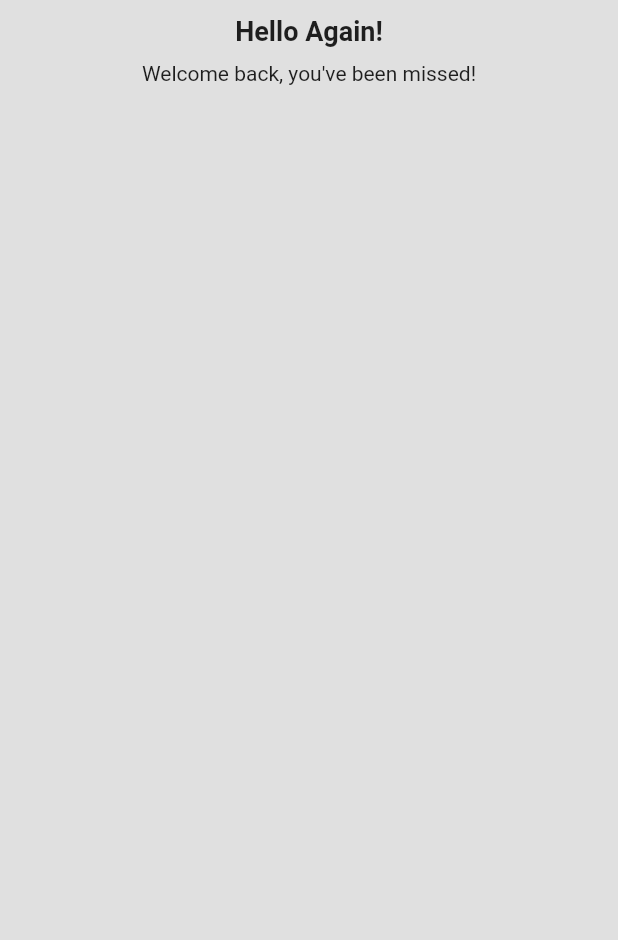
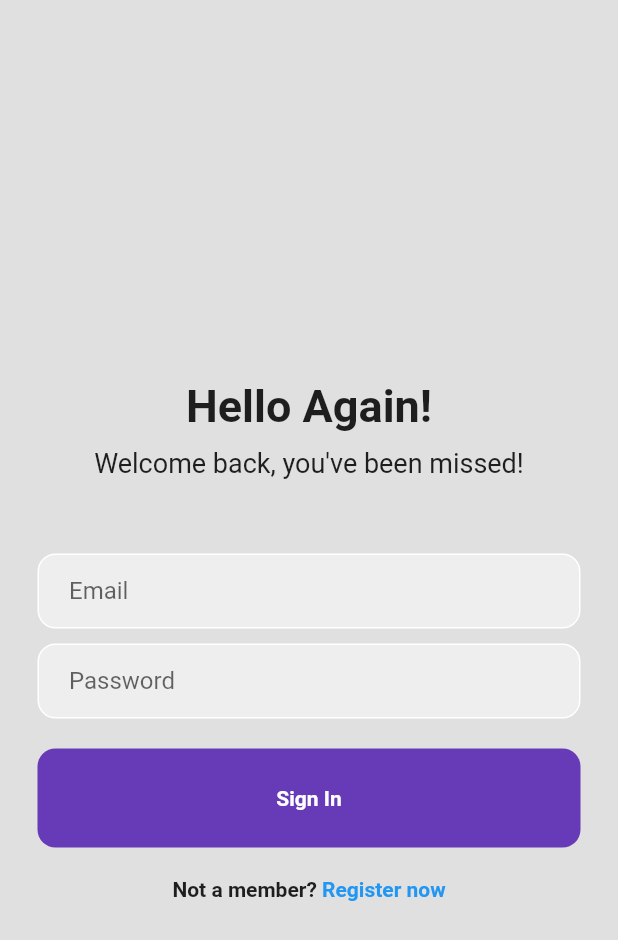
Before and after one commit to iZeroKim/Guest-Book-App, a Flutter app: the screen it shows after launch, on a phone screen of 412 x 824 dp. Shown: the top 940 px of the screen. Run offline on Flutter 3.47's test engine with Material 2 defaults, Android fonts, the phone set to English and light mode, and no system bars.

Commit message:
Create login page initial ui setup

```diff
--- a/lib/login_page.dart
+++ b/lib/login_page.dart
@@ -11,27 +11,105 @@ class _LoginPageState extends State<LoginPage> {
   @override
   Widget build(BuildContext context) {
     return Scaffold(
-      backgroundColor: Colors.grey[300],
-      body: SafeArea(
-        child: Center(child:Column(children: [
-          SizedBox(height: 10,),
-        //Welcome text
-        Text(
-            "Hello Again!",
-            style: TextStyle(fontWeight: FontWeight.bold, fontSize: 18.0)
-        ),
-          SizedBox(height: 10,),
-          Text(
-              "Welcome back, you've been missed!",
-              style: TextStyle(fontSize: 14.0)
-          ),
-        //email input field
-        //password input field
-        //sign in button
-        //register link
-
-      ]),)
-      )
-    );
+        backgroundColor: Colors.grey[300],
+        body: SafeArea(
+            child: Center(
+          child: Column(mainAxisAlignment: MainAxisAlignment.center, children: [
+            const SizedBox(
+              height: 30,
+            ),
+            //Welcome text
+            const Text("Hello Again!",
+                style: TextStyle(fontWeight: FontWeight.bold, fontSize: 30.0)),
+            const SizedBox(
+              height: 10,
+            ),
+            const Text("Welcome back, you've been missed!",
+                style: TextStyle(fontSize: 18.0)),
+            //email input field
+            const SizedBox(
+              height: 50,
+            ),
+            Padding(
+              padding: const EdgeInsets.symmetric(horizontal: 25.0),
+              child: Container(
+                  decoration: BoxDecoration(
+                    color: Colors.grey[200],
+                    border: Border.all(color: Colors.white),
+                    borderRadius: BorderRadius.circular(12),
+                  ),
+                  child: const Padding(
+                    padding: EdgeInsets.only(left: 20.0),
+                    child: TextField(
+                      decoration: InputDecoration(
+                        border: InputBorder.none,
+                        hintText: "Email",
+                      ),
+                    ),
+                  )),
+            ),
+            const SizedBox(
+              height: 10,
+            ),
+            //password input field
+            Padding(
+              padding: const EdgeInsets.symmetric(horizontal: 25.0),
+              child: Container(
+                  decoration: BoxDecoration(
+                    color: Colors.grey[200],
+                    border: Border.all(color: Colors.white),
+                    borderRadius: BorderRadius.circular(12),
+                  ),
+                  child: const Padding(
+                    padding: EdgeInsets.only(left: 20.0),
+                    child: TextField(
+                      obscureText: true,
+                      decoration: InputDecoration(
+                        border: InputBorder.none,
+                        hintText: "Password",
+                      ),
+                    ),
+                  )),
+            ),
+            const SizedBox(
+              height: 20,
+            ),
+            //sign in button
+            Padding(
+                padding: const EdgeInsets.symmetric(horizontal: 25.0),
+                child: Container(
+                  padding: const EdgeInsets.all(25.0),
+                  decoration: BoxDecoration(
+                      color: Colors.deepPurple,
+                      borderRadius: BorderRadius.circular(12),
+                  ),
+                  child: const Center(
+                    child: Text(
+                      "Sign In",
+                      style: TextStyle(
+                          color: Colors.white,
+                          fontWeight: FontWeight.bold,
+                          fontSize: 14),
+                    ),
+                  ),
+                )),
+            //register link
+            const SizedBox(
+              height: 20,
+            ),
+            Row(
+              mainAxisAlignment: MainAxisAlignment.center,
+              children: const [
+                Text("Not a member?",
+                    style: TextStyle(fontWeight: FontWeight.bold)),
+                Text(
+                  " Register now",
+                  style: TextStyle(
+                      fontWeight: FontWeight.bold, color: Colors.blue),
+                )
+              ],
+            )
+          ]),
+        )));
   }
 }
```
